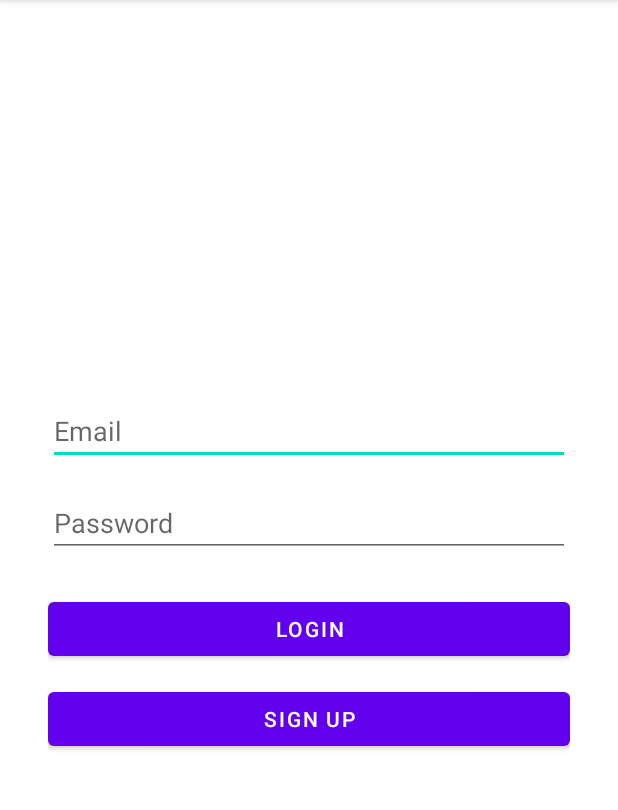
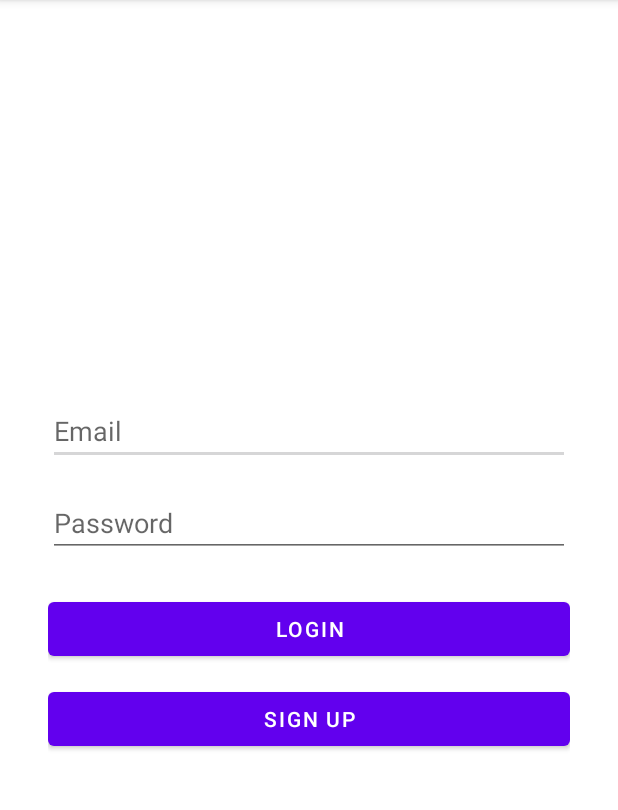
Before and after one commit to ZapaTa30/QrMosaicApp, an Android app: the screen it shows after launch (LoginActivity), on a phone screen of 412 x 824 dp, the part 84-894 px from its top. Run offline under Robolectric (Android 15) with nearby library versions, the phone set to English and light mode, and no system bars.

Commit message:
Update color.xml

```diff
--- a/app/src/main/res/values/color.xml
+++ b/app/src/main/res/values/color.xml
@@ -1,5 +1,5 @@
 <resources>
     <color name="purple_500">#6200EE</color>
     <color name="purple_700">#3700B3</color>
-    <color name="teal_200">#03DAC5</color>
+    <color name="white">#FFFFFF</color>
 </resources>
```
